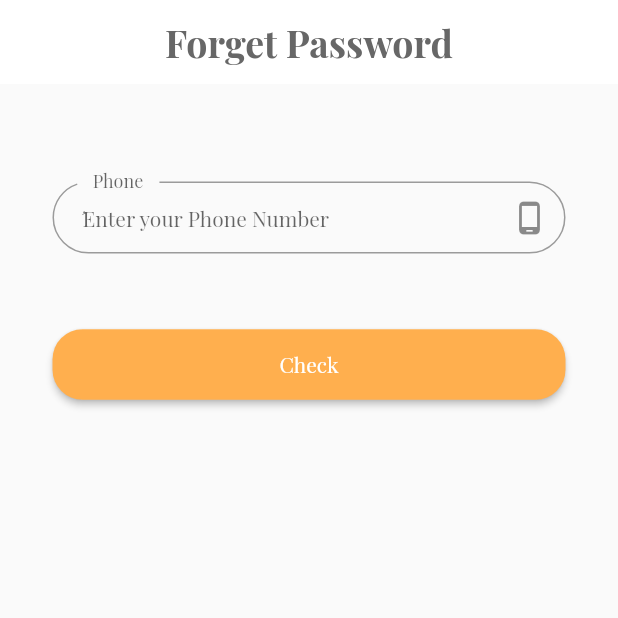
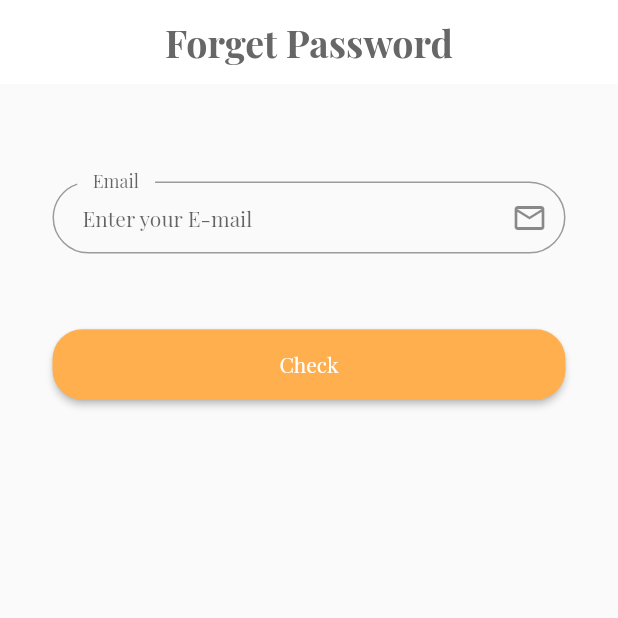
Before and after one commit to MosasaUnited/ecommerce, a Flutter app: the ForgetPassword screen opened by its route, on a phone screen of 412 x 824 dp, the top half of it. Run offline on Flutter 3.47's test engine with Material 2 defaults, Android fonts, the phone set to English and light mode, and no system bars; our stand-ins replace dartz, flutter_otp_text_field, get, lottie, shared_preferences; accounts and stored records are empty.

Commit message:
LoginDataProblemSolved

```diff
--- a/lib/controller/auth/forgetpassword_controller.dart
+++ b/lib/controller/auth/forgetpassword_controller.dart
@@ -1,42 +1,41 @@
 import 'package:flutter/cupertino.dart';
 import 'package:get/get.dart';
+
 import '../../core/constant/routes.dart';
 
-abstract class ForgetPasswordController extends GetxController{
-  checkPhone();
+abstract class ForgetPasswordController extends GetxController {
+  checkEmail();
   goToVerifyCode();
 }
+
 class ForgetPasswordControllerImp extends ForgetPasswordController {
-
   GlobalKey<FormState> formstate = GlobalKey<FormState>();
 
-  late TextEditingController phone;
-
+  late TextEditingController email;
 
   @override
-  checkPhone() {}
+  checkEmail() {}
 
   @override
   goToVerifyCode() {
     var formdata = formstate.currentState;
-    if(formdata!.validate()){
+    if (formdata!.validate()) {
       print('Valid');
       Get.offNamed(AppRoute.verifyCode);
-    }else{
+    } else {
       print('Not Valid');
     }
-
   }
 
   @override
   void onInit() {
-    phone = TextEditingController();
+    email = TextEditingController();
     super.onInit();
   }
+
   @override
   void dispose() {
-    phone.dispose();
+    email.dispose();
     super.dispose();
   }
-
 }
--- a/lib/controller/auth/login_controller.dart
+++ b/lib/controller/auth/login_controller.dart
@@ -8,14 +8,16 @@ import '../../data/datasource/remote/auth/login.dart';
 
 abstract class LoginController extends GetxController {
   login();
+
   goToSignUp();
+
   goToForgetPassword();
 }
 
 class LoginControllerImp extends LoginController {
+  LoginData loginData = LoginData(Get.find());
+
   GlobalKey<FormState> formstate = GlobalKey<FormState>();
-
-  LoginData loginData = LoginData(Get.find());
 
   StatusRequest? statusRequest;
 
@@ -34,7 +36,6 @@ class LoginControllerImp extends LoginController {
     if (formstate.currentState!.validate()) {
       statusRequest = StatusRequest.loading;
       update();
-
       var response = await loginData.postdata(email.text, password.text);
       print('===================== Controller $response ');
       statusRequest = handlingData(response);
--- a/lib/core/localization/translation.dart
+++ b/lib/core/localization/translation.dart
@@ -1,22 +1,23 @@
 import 'package:get/get.dart';
 
-class MyTranslation extends Translations{
+class MyTranslation extends Translations {
   @override
   Map<String, Map<String, String>> get keys => {
-      'ar' : {
-        '1' : 'اختر اللغة',
-        '2' : 'أهلا بك مرة أخرى',
-        '3' : 'سجل دخولك مجددا بالايميل و الباسورد الخاصين بك أو بحساب السوشيال ميديا',
-        '4' : 'تسجيل الدخول',
-        '5' : 'أدخل الإيميل الخاص بك',
-        '6' : 'أدخل كلمة السر الخاصة بك',
-        '7' : 'هل نسيت كلمة السر الخاصة بك ؟',
-        '8' : 'ليس لديك حساب أخر ؟ ',
-        '9' : 'سجل الأن',
+        'ar': {
+          '1': 'اختر اللغة',
+          '2': 'أهلا بك مرة أخرى',
+          '3':
+              'سجل دخولك مجددا بالايميل و الباسورد الخاصين بك أو بحساب السوشيال ميديا',
+          '4': 'تسجيل الدخول',
+          '5': 'أدخل الإيميل الخاص بك',
+          '6': 'أدخل كلمة السر الخاصة بك',
+          '7': 'هل نسيت كلمة السر الخاصة بك ؟',
+          '8': 'ليس لديك حساب أخر ؟ ',
+          '9': 'سجل الأن',
           '10': 'أدخل اسم المستخدم الخاص بك',
           '11': 'أدخل رقم التليفون الخاص بك',
           '12': 'سجل الأن بالايميل بحساب السوشيال ميديا',
-        '13':'هل لديك حساب ؟ ',
+          '13': 'هل لديك حساب ؟ ',
           '14': 'إعداد كلمة سر جديدة',
           '15': 'أعد إدخال كلمة السر الخاصة بك',
           '16': 'انت على بعد خطوة واحدة لنجاح التسجيل',
@@ -26,16 +27,17 @@ class MyTranslation extends Translations{
           '20': 'بالتأكيد',
           '21': 'إلغاء',
         },
-      'en' : {
-        '1' : 'Choose Language',
-        '2' : 'Welcome Back',
-        '3' : 'Sign In With Your Email And Password Or Continue With A Social Media',
-        '4' : 'Sign In',
-        '5' : 'enter your email',
-        '6' : 'enter your password',
-        '7' : 'Forget Password',
-        '8' : 'Don\'t Have an Account ? ',
-        '9' : 'Sign Up',
+        'en': {
+          '1': 'Choose Language',
+          '2': 'Welcome Back',
+          '3':
+              'Sign In With Your Email And Password Or Continue With A Social Media',
+          '4': 'Sign In',
+          '5': 'Enter your E-mail',
+          '6': 'enter your password',
+          '7': 'Forget Password',
+          '8': 'Don\'t Have an Account ? ',
+          '9': 'Sign Up',
           '10': 'ُEnter your User Name',
           '11': 'ُEnter your Phone Number',
           '12': 'ُSignUp With Your Email Or With A Social Media Account',
@@ -49,7 +51,5 @@ class MyTranslation extends Translations{
           '20': 'Confirm',
           '21': 'Cancel',
         },
-
       };
-
 }
--- a/lib/data/datasource/remote/auth/login.dart
+++ b/lib/data/datasource/remote/auth/login.dart
@@ -7,7 +7,7 @@ class LoginData {
 
   LoginData(this.crud);
 
-  postdata(String password, String email) async {
+  postdata(String email, String password) async {
     var response = await crud.postData(AppLink.login, {
       "email": email,
       "password": password,
--- a/lib/view/screen/auth/forgetpassword/forgetpassword.dart
+++ b/lib/view/screen/auth/forgetpassword/forgetpassword.dart
@@ -1,6 +1,7 @@
 import 'package:ecommerce/core/constant/color.dart';
 import 'package:flutter/material.dart';
 import 'package:get/get.dart';
+
 import '../../../../controller/auth/forgetpassword_controller.dart';
 import '../../../../core/functions/validinput.dart';
 import '../../../widget/auth/custombuttonauth.dart';
@@ -11,7 +12,8 @@ class ForgetPassword extends StatelessWidget {
 
   @override
   Widget build(BuildContext context) {
-    ForgetPasswordControllerImp controller = Get.put(ForgetPasswordControllerImp());
+    ForgetPasswordControllerImp controller =
+        Get.put(ForgetPasswordControllerImp());
 
     return Scaffold(
       appBar: AppBar(
@@ -36,14 +38,13 @@ class ForgetPassword extends StatelessWidget {
                 height: 50,
               ),
               CustomTextFormAuth(
-                valid: (val){
-                  return validInput(val!, 5, 15, 'phone');
+                valid: (val) {
+                  return validInput(val!, 5, 15, 'email');
                 },
-                myController: controller.phone,
-                hintText: '11'.tr,
-                labelText: 'Phone',
-                iconData: Icons.phone_android_outlined,
-                isNumber: true,
+                myController: controller.email,
+                hintText: '5'.tr,
+                labelText: 'Email',
+                iconData: Icons.email_outlined, isNumber: false,
                 //myController: null,
               ),
               const SizedBox(
@@ -51,15 +52,13 @@ class ForgetPassword extends StatelessWidget {
               ),
               CustomButtonAuth(
                 text: 'Check',
-                onPressed: ()
-                {
+                onPressed: () {
                   controller.goToVerifyCode();
                 },
               ),
               const SizedBox(
                 height: 20,
               ),
-
             ],
           ),
         ),
```
Lines whose indentation alone changed are shown as unchanged.
